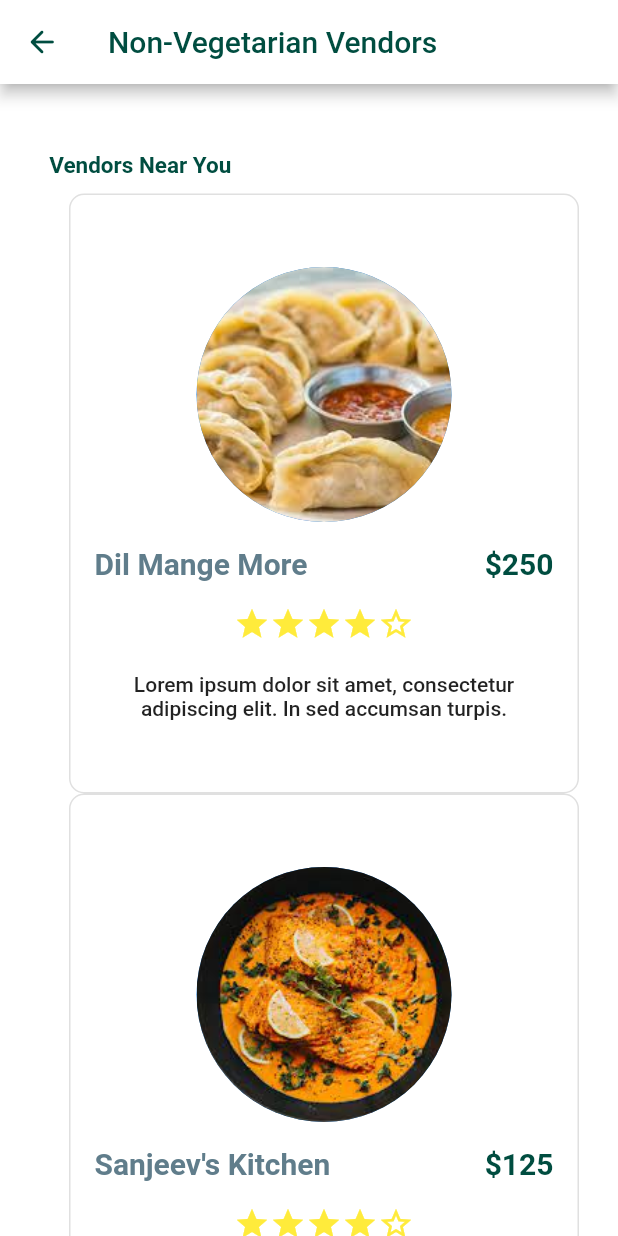
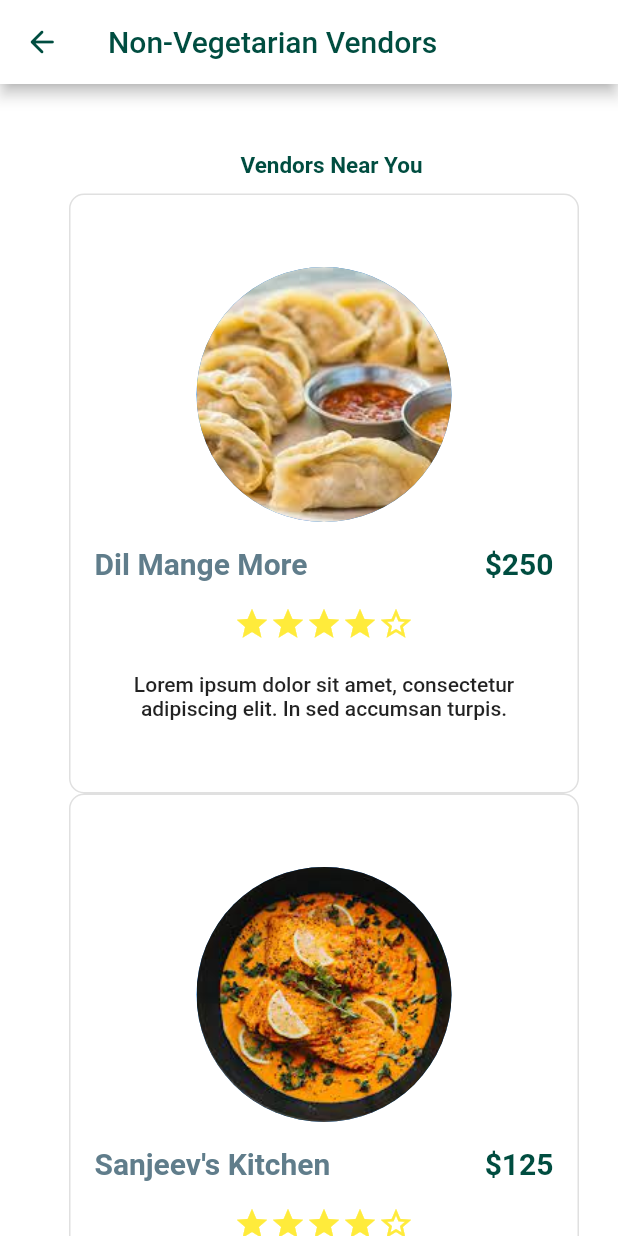
Before and after one commit to KeravNahar/Tiffin4U, a Flutter app: the NonVegPage screen opened by its route, on a phone screen of 412 x 824 dp. Run offline on Flutter 3.47's test engine with Material 2 defaults, Android fonts, the phone set to English and light mode, and no system bars; our stand-ins replace cloud_firestore, firebase_auth, firebase_core; accounts and stored records are empty.

Commit message:
Update non_veg.dart

```diff
--- a/lib/screens/categories/non_veg.dart
+++ b/lib/screens/categories/non_veg.dart
@@ -72,7 +72,7 @@ class NonVegPage extends StatelessWidget {
                 children: [
                   SizedBox(height: 35,),
                   Padding(
-                    padding: const EdgeInsets.only(right: 225),
+                    padding: const EdgeInsets.only(left: 30),
                     child: Text("Vendors Near You",style: TextStyle(fontSize: 15,color: Colors.teal[900],fontWeight: FontWeight.bold),textAlign: TextAlign.left,),
                   ),
                   SizedBox(height: 10,),
```
